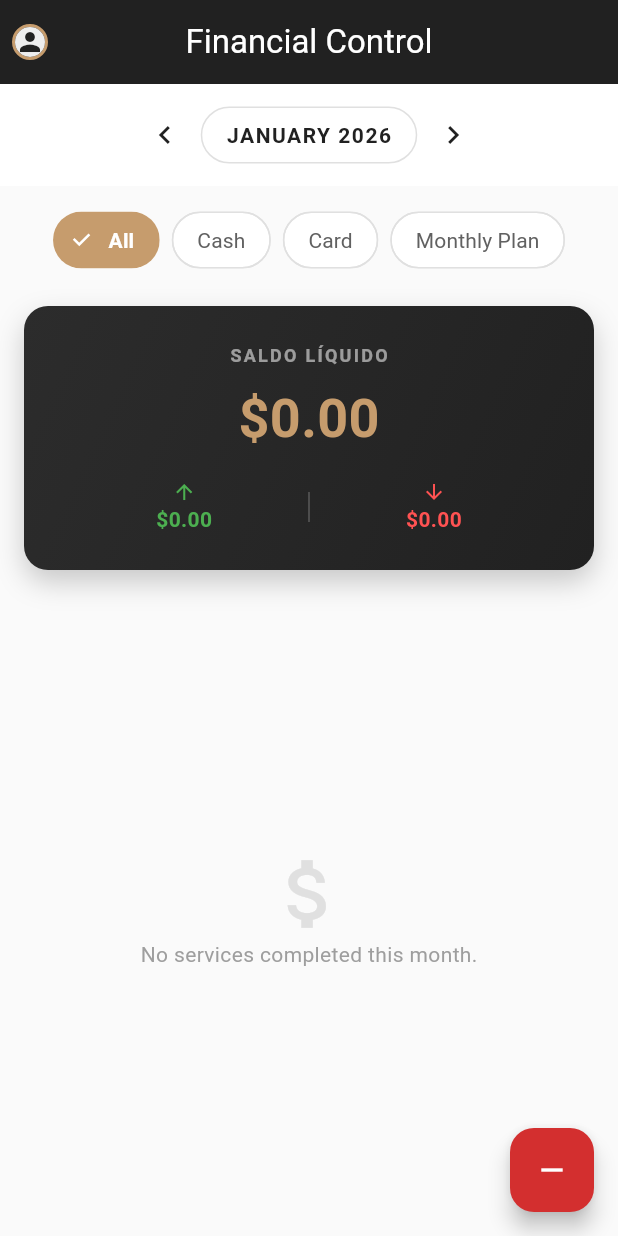
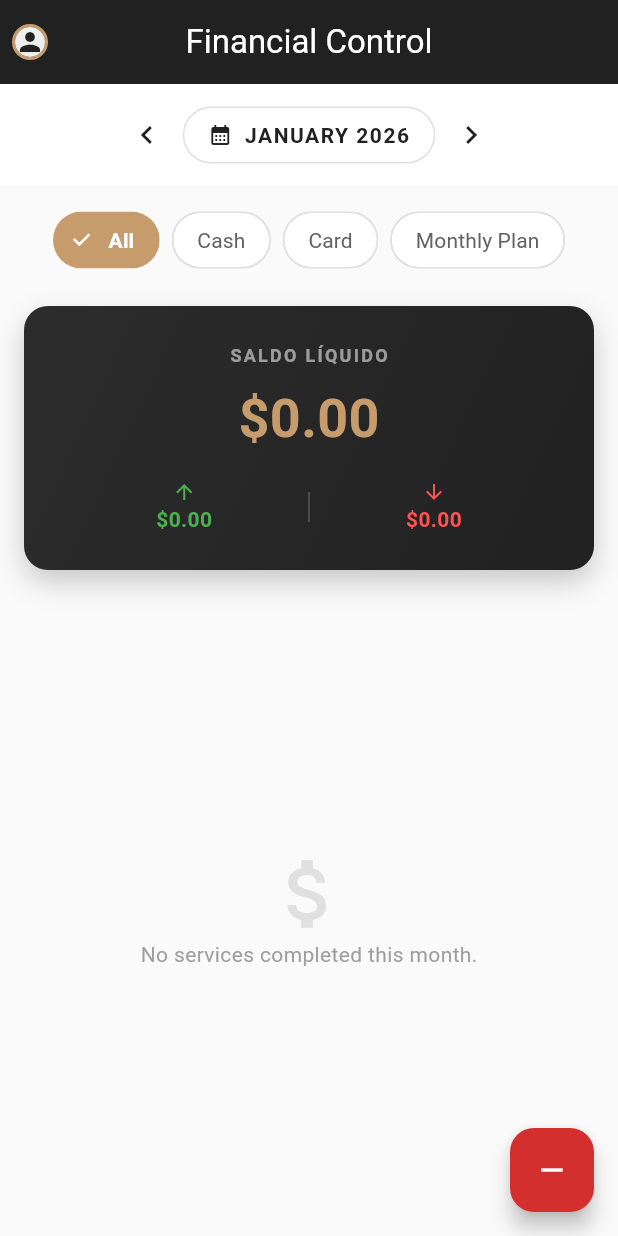
Before and after one commit to Daniel-SLima/vlinix, a Flutter app: the FinanceScreen screen opened directly, after a tap on the "chevron left" icon, on a phone screen of 412 x 824 dp. Run offline on Flutter 3.47's test engine with Material 3 defaults, Android fonts, the phone set to English and light mode, and no system bars; our stand-ins replace image_picker, mask_text_input_formatter, supabase_flutter; missing offline and left inert: googleapis; accounts and stored records are empty.

Commit message:
Ajuste na tela do financeiro - pesquisa de mes e despesas somente na aba - todos.

```diff
--- a/lib/screens/finance_screen.dart
+++ b/lib/screens/finance_screen.dart
@@ -4,7 +4,7 @@ import 'package:intl/intl.dart';
 import 'package:vlinix/l10n/app_localizations.dart';
 import 'package:vlinix/theme/app_colors.dart';
 import 'package:vlinix/widgets/user_profile_menu.dart';
-import 'package:vlinix/screens/add_expense_screen.dart'; // <--- Importe a tela nova
+import 'package:vlinix/screens/add_expense_screen.dart';
 
 class FinanceScreen extends StatefulWidget {
   const FinanceScreen({super.key});
@@ -21,7 +21,7 @@ class _FinanceScreenState extends State<FinanceScreen> {
   double _totalExpenses = 0.0;
   double _netBalance = 0.0;
 
-  // Lista unificada (Receitas + Despesas)
+  // Lista unificada
   List<Map<String, dynamic>> _records = [];
 
   DateTime _selectedDate = DateTime.now();
@@ -44,6 +44,37 @@ class _FinanceScreenState extends State<FinanceScreen> {
     });
   }
 
+  // --- NOVO: SELETOR DE MÊS/ANO DIRETO ---
+  Future<void> _pickMonthYear() async {
+    final picked = await showDatePicker(
+      context: context,
+      initialDate: _selectedDate,
+      firstDate: DateTime(2020),
+      lastDate: DateTime(2030),
+      initialDatePickerMode:
+          DatePickerMode.year, // Começa escolhendo o ano para agilizar
+      builder: (context, child) {
+        return Theme(
+          data: ThemeData.light().copyWith(
+            colorScheme: const ColorScheme.light(
+              primary: AppColors.primary,
+              onPrimary: Colors.white,
+              onSurface: AppColors.primary,
+            ),
+          ),
+          child: child!,
+        );
+      },
+    );
+
+    if (picked != null) {
+      setState(() {
+        _selectedDate = picked;
+        _loadFinanceData();
+      });
+    }
+  }
+
   void _changeFilter(String filter) {
     setState(() {
       _selectedFilter = filter;
@@ -59,7 +90,6 @@ class _FinanceScreenState extends State<FinanceScreen> {
       _selectedDate.month,
       1,
     ).toUtc().toIso8601String();
-
     final endOfMonth = DateTime(
       _selectedDate.year,
       _selectedDate.month + 1,
@@ -72,9 +102,7 @@ class _FinanceScreenState extends State<FinanceScreen> {
     final supabase = Supabase.instance.client;
 
     try {
-      // ---------------------------------------------
-      // 1. BUSCAR RECEITAS (Appointments)
-      // ---------------------------------------------
+      // 1. BUSCAR RECEITAS
       var queryRevenue = supabase
           .from('appointments')
           .select('''
@@ -94,24 +122,23 @@ class _FinanceScreenState extends State<FinanceScreen> {
 
       final revenueData = await queryRevenue;
 
-      // ---------------------------------------------
-      // 2. BUSCAR DESPESAS (Expenses)
-      // ---------------------------------------------
-      // O RLS no Supabase garante que só vem dados do usuário logado
-      final expensesData = await supabase
+      // 2. BUSCAR DESPESAS (Apenas se o filtro for 'Todos')
+      // Se o usuário quer ver só "Cartão", não faz sentido mostrar despesas (que são saídas gerais)
+      List<dynamic> expensesData = [];
+      if (_selectedFilter == 'Todos') {
+        expensesData = await supabase
             .from('expenses')
             .select()
             .gte('date', startOfMonth)
             .lte('date', endOfMonth);
+      }
 
-      // ---------------------------------------------
-      // 3. PROCESSAMENTO E UNIÃO
-      // ---------------------------------------------
+      // 3. PROCESSAMENTO
       double revenueTotal = 0.0;
       double expenseTotal = 0.0;
       final List<Map<String, dynamic>> combinedList = [];
 
-      // A. Processar Receitas
+      // A. Receitas
       for (var item in revenueData) {
         double appointmentTotal = 0.0;
         String serviceNames = '';
@@ -130,8 +157,6 @@ class _FinanceScreenState extends State<FinanceScreen> {
               ? (s['price'] as int).toDouble()
               : (s['price'] as double? ?? 0.0);
           serviceNames = s['name'];
-        } else {
-          serviceNames = 'Serviço desconhecido';
         }
 
         revenueTotal += appointmentTotal;
@@ -148,29 +173,23 @@ class _FinanceScreenState extends State<FinanceScreen> {
         });
       }
 
-      // B. Processar Despesas
+      // B. Despesas (Só processa se tiver buscado)
       for (var item in expensesData) {
         final double val = (item['amount'] is int)
             ? (item['amount'] as int).toDouble()
             : (item['amount'] as double);
         expenseTotal += val;
 
-        // Se o filtro for 'Todos', mostra despesas. Se for filtro de Pagamento (ex: Cartão),
-        // geralmente despesas não entram, a não ser que você adicione coluna de pagamento nas despesas.
-        // Aqui vou mostrar despesas apenas se filtro for 'Todos'.
-        if (_selectedFilter == 'Todos') {
         combinedList.add({
           'type': 'expense',
           'date': item['date'],
           'title': item['description'] ?? 'Despesa',
-            'subtitle': 'Despesa Operacional',
+          'subtitle': 'Saída',
           'value': val,
           'method': 'N/A',
         });
       }
-      }
 
-      // Ordenar por data (mais recente primeiro)
       combinedList.sort(
         (a, b) =>
             DateTime.parse(b['date']).compareTo(DateTime.parse(a['date'])),
@@ -180,7 +199,10 @@ class _FinanceScreenState extends State<FinanceScreen> {
         setState(() {
           _totalRevenue = revenueTotal;
           _totalExpenses = expenseTotal;
-          _netBalance = revenueTotal - expenseTotal;
+          // Se não estiver mostrando despesas (filtro ativo), o saldo líquido é só a receita filtrada
+          _netBalance = _selectedFilter == 'Todos'
+              ? (revenueTotal - expenseTotal)
+              : revenueTotal;
           _records = combinedList;
           _isLoading = false;
         });
@@ -221,25 +243,27 @@ class _FinanceScreenState extends State<FinanceScreen> {
         centerTitle: true,
       ),
 
-      // BOTÃO DE ADICIONAR DESPESA
-      floatingActionButton: FloatingActionButton(
-        heroTag: 'fab_add_expense',
+      // Botão Add Despesa (Só aparece se estiver vendo 'Todos')
+      floatingActionButton: _selectedFilter == 'Todos'
+          ? FloatingActionButton(
+              heroTag: 'fab_expenses',
               onPressed: () async {
                 final result = await Navigator.push(
                   context,
-            MaterialPageRoute(builder: (context) => const AddExpenseScreen()),
+                  MaterialPageRoute(
+                    builder: (context) => const AddExpenseScreen(),
+                  ),
                 );
-          if (result == true) {
-            _loadFinanceData(); // Atualiza a lista ao voltar
-          }
+                if (result == true) _loadFinanceData();
               },
-        backgroundColor: AppColors.error, // Vermelho
+              backgroundColor: AppColors.error,
               child: const Icon(Icons.remove, color: Colors.white),
-      ),
+            )
+          : null, // Esconde se estiver filtrando por pagamento
 
       body: Column(
         children: [
-          // 1. SELETOR DE MÊS
+          // 1. SELETOR DE MÊS (CLICÁVEL AGORA)
           Container(
             padding: const EdgeInsets.symmetric(vertical: 10),
             color: Colors.white,
@@ -253,7 +277,11 @@ class _FinanceScreenState extends State<FinanceScreen> {
                   ),
                   onPressed: () => _changeMonth(-1),
                 ),
-                Container(
+                // Transformei em InkWell para ser clicável
+                InkWell(
+                  onTap: _pickMonthYear, // <--- AÇÃO DE CLIQUE
+                  borderRadius: BorderRadius.circular(20),
+                  child: Container(
                     padding: const EdgeInsets.symmetric(
                       horizontal: 16,
                       vertical: 8,
@@ -262,7 +290,15 @@ class _FinanceScreenState extends State<FinanceScreen> {
                       border: Border.all(color: Colors.grey.shade300),
                       borderRadius: BorderRadius.circular(20),
                     ),
-                  child: Text(
+                    child: Row(
+                      children: [
+                        const Icon(
+                          Icons.calendar_month,
+                          size: 16,
+                          color: AppColors.primary,
+                        ),
+                        const SizedBox(width: 8),
+                        Text(
                           DateFormat(
                             'MMMM yyyy',
                             locale,
@@ -272,6 +308,9 @@ class _FinanceScreenState extends State<FinanceScreen> {
                             fontWeight: FontWeight.bold,
                             color: AppColors.primary,
                             letterSpacing: 1,
+                          ),
+                        ),
+                      ],
                     ),
                   ),
                 ),
@@ -303,7 +342,7 @@ class _FinanceScreenState extends State<FinanceScreen> {
             ),
           ),
 
-          // 3. CARD DE RESUMO FINANCEIRO
+          // 3. PLACAR TOTAL
           Container(
             margin: const EdgeInsets.symmetric(horizontal: 16, vertical: 8),
             padding: const EdgeInsets.all(24),
@@ -325,9 +364,11 @@ class _FinanceScreenState extends State<FinanceScreen> {
             ),
             child: Column(
               children: [
-                const Text(
-                  "SALDO LÍQUIDO",
-                  style: TextStyle(
+                Text(
+                  _selectedFilter == 'Todos'
+                      ? "SALDO LÍQUIDO"
+                      : "TOTAL ${_selectedFilter.toUpperCase()}",
+                  style: const TextStyle(
                     color: Colors.white54,
                     fontSize: 12,
                     letterSpacing: 1.5,
@@ -348,8 +389,9 @@ class _FinanceScreenState extends State<FinanceScreen> {
                         ),
                       ),
                 const SizedBox(height: 16),
-                // Mini resumo Entrada vs Saída
-                if (!_isLoading)
+
+                // Só mostra o detalhe Entrada/Saída se estiver em 'Todos'
+                if (!_isLoading && _selectedFilter == 'Todos')
                   Row(
                     mainAxisAlignment: MainAxisAlignment.spaceEvenly,
                     children: [
@@ -392,7 +434,7 @@ class _FinanceScreenState extends State<FinanceScreen> {
             ),
           ),
 
-          // 4. LISTA DE TRANSAÇÕES
+          // 4. LISTA
           Expanded(
             child: _isLoading
                 ? const Center(child: CircularProgressIndicator())
@@ -428,7 +470,6 @@ class _FinanceScreenState extends State<FinanceScreen> {
                         padding: const EdgeInsets.symmetric(vertical: 8.0),
                         child: Row(
                           children: [
-                            // Box da Data
                             Container(
                               width: 50,
                               height: 50,
@@ -461,8 +502,6 @@ class _FinanceScreenState extends State<FinanceScreen> {
                               ),
                             ),
                             const SizedBox(width: 16),
-
-                            // Detalhes
                             Expanded(
                               child: Column(
                                 crossAxisAlignment: CrossAxisAlignment.start,
@@ -487,8 +526,6 @@ class _FinanceScreenState extends State<FinanceScreen> {
                                 ],
                               ),
                             ),
-
-                            // Valor
                             Text(
                               "${isExpense ? '-' : ''}${_formatCurrency(item['value'])}",
                               style: TextStyle(
```
Lines whose indentation alone changed are shown as unchanged.
